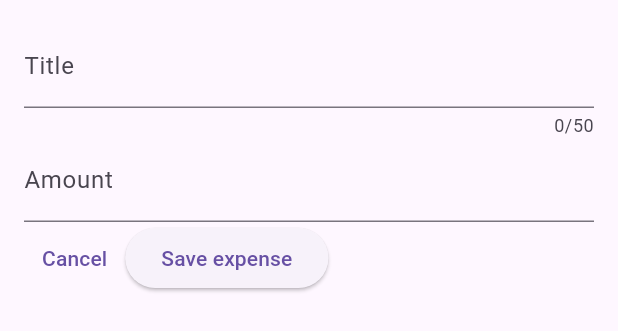
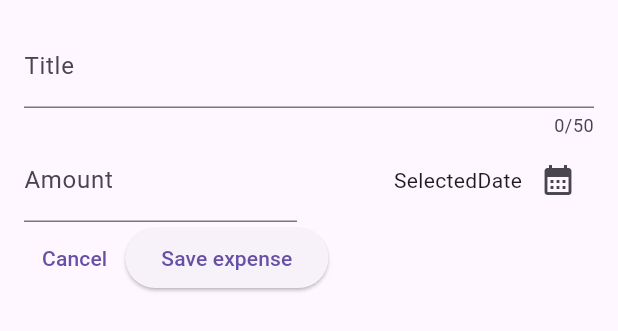
Before and after one commit to johns11-alt/dart-flutter-course, a Flutter app: the NewExpense widget shown alone on an empty page, opened directly, on a phone screen of 412 x 824 dp. Shown: the top 331 px of the screen. Run offline on Flutter 3.47's test engine with Material 3 defaults, Android fonts, the phone set to English and light mode, and no system bars; our stand-ins replace google_fonts.

Commit message:
115 - modal 2nd line & date picker image

```diff
--- a/expense_tracker/lib/widgets/expenses_list/new_expense.dart
+++ b/expense_tracker/lib/widgets/expenses_list/new_expense.dart
@@ -15,11 +15,9 @@ class _NewExpenseState extends State<NewExpense> {
 
   @override
   void dispose() {
-    void dispose() {
     _titleController.dispose();
     _amountController.dispose();
     super.dispose();
-    }
   }
 
   @override
@@ -33,13 +31,33 @@ class _NewExpenseState extends State<NewExpense> {
             maxLength: 50,
             decoration: InputDecoration(label: Text('Title')),
           ),
-          TextField(
+          Row(
+            children: [
+              Expanded(
+                child: TextField(
                   controller: _amountController,
                   keyboardType: TextInputType.number,
                   decoration: InputDecoration(
                     prefixText: '\$ ',
                     label: Text('Amount'),
                   ),
+                ),
+              ),
+              const SizedBox(width: 16),
+              Flexible(
+                child: Row(
+                  mainAxisAlignment: MainAxisAlignment.end,
+                  crossAxisAlignment: CrossAxisAlignment.center,
+                  children: [
+                    Text('SelectedDate'),
+                    IconButton(
+                      onPressed: () {},
+                      icon: const Icon(Icons.calendar_month),
+                    ),
+                  ],
+                ),
+              ),
+            ],
           ),
           Row(
             children: [
```
Lines whose indentation alone changed are shown as unchanged.
